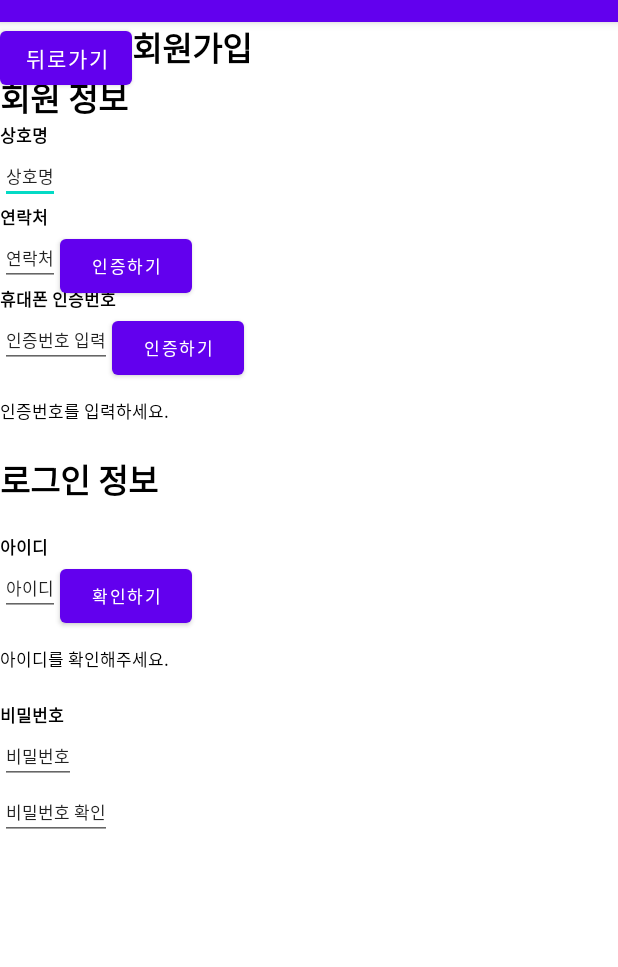
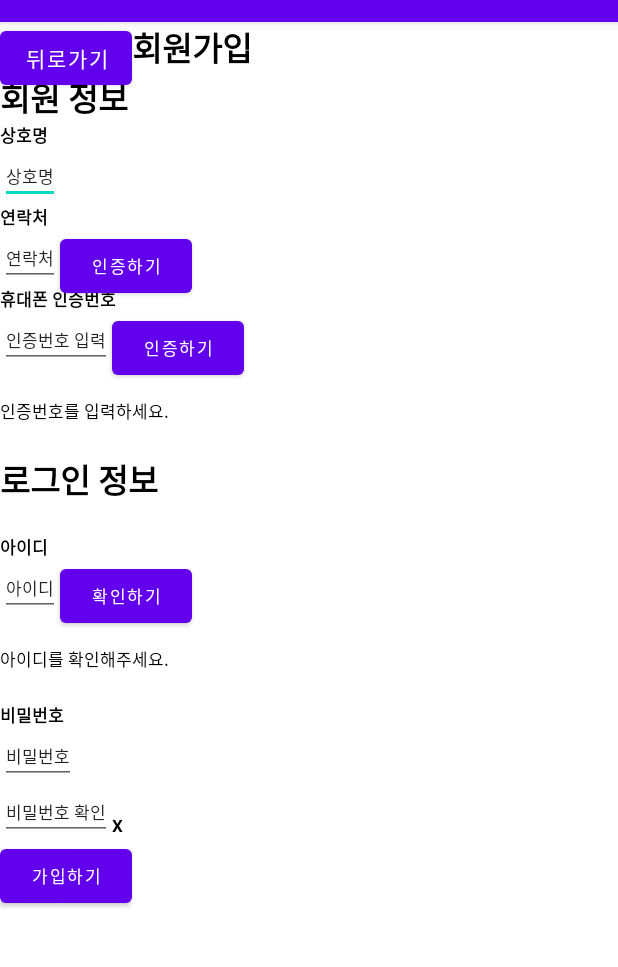
Before and after one commit to Gongdongjang/admin_client, an Android app: the SignUpActivity screen opened directly, with no data from a screen before it, on a phone screen of 412 x 824 dp, the part 62-1029 px from its top. Run offline under Robolectric (Android 15) with nearby library versions, the phone set to English and light mode, and no system bars.

Commit message:
[기능추가] 사장님 회원가입 가입 프로세스 기능 추가

```diff
--- a/app/src/main/res/layout/activity_sign_up.xml
+++ b/app/src/main/res/layout/activity_sign_up.xml
@@ -216,4 +216,25 @@
         app:layout_constraintStart_toStartOf="@+id/pwd_input"
         app:layout_constraintTop_toBottomOf="@+id/pwd_input"/>
 
+    <TextView
+        android:id="@+id/pwd_check_state"
+        android:layout_width="wrap_content"
+        android:layout_height="wrap_content"
+        android:text="X"
+        android:textColor="@color/black"
+        android:textSize="5pt"
+        android:textStyle="bold"
+        android:layout_marginTop="30px"
+        app:layout_constraintStart_toEndOf="@+id/pwd_check_input"
+        app:layout_constraintTop_toBottomOf="@+id/pwd_input" />
+
+    <Button
+        android:id="@+id/signup_process_button"
+        android:layout_width="wrap_content"
+        android:layout_height="wrap_content"
+        android:textSize="5pt"
+        android:text="가입하기"
+        app:layout_constraintStart_toStartOf="@id/pwd_check_input"
+        app:layout_constraintTop_toBottomOf="@+id/pwd_check_input"/>
+
 </androidx.constraintlayout.widget.ConstraintLayout>
```
Also changed, not shown: app/src/main/java/com/example/admin_client/SignUpActivity.java (+94 -3 lines).
